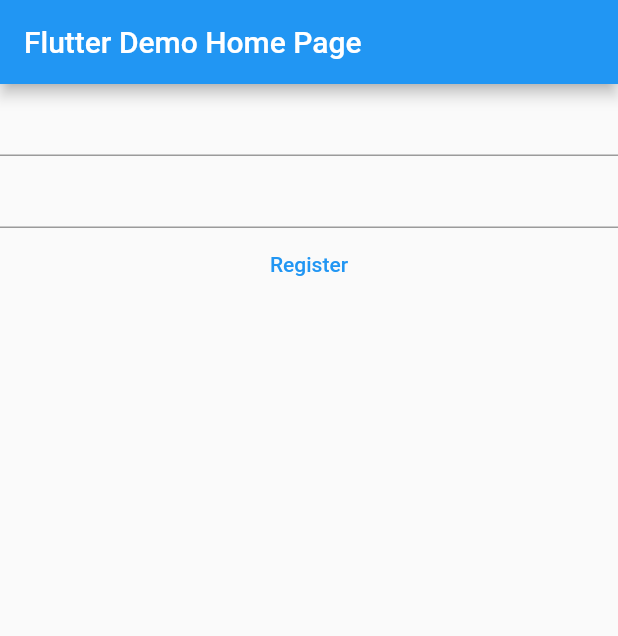
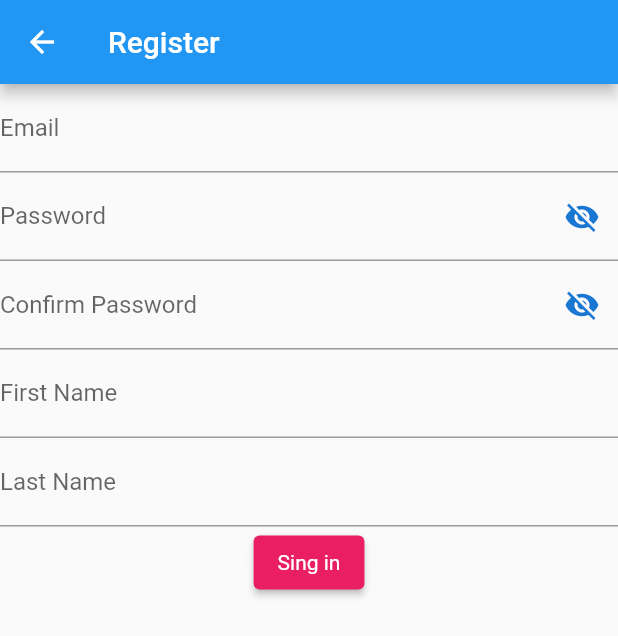
Before and after one commit to Victoriurki/PostPlusApp, a Flutter app: the screen it shows after launch, after a tap on "Register", on a phone screen of 412 x 824 dp. Shown: the top 636 px of the screen. Run offline on Flutter 3.47's test engine with Material 2 defaults, Android fonts, the phone set to English and light mode, and no system bars; our stand-ins replace cloud_firestore, dio, email_validator, firebase_auth, firebase_core; accounts and stored records are empty.

Commit message:
API register completed, sign in page, log in page completed

```diff
--- a/postplus_app/lib/my_home_page/my_home_page.dart
+++ b/postplus_app/lib/my_home_page/my_home_page.dart
@@ -1,4 +1,6 @@
 import 'package:flutter/material.dart';
+import 'package:postplus_app/my_register_page/my_register_page.dart';
+import 'package:postplus_app/my_widgets/my_elevated_button_widget.dart';
 import 'package:postplus_app/my_widgets/my_text_button_widget.dart';
 import 'package:postplus_app/my_widgets/my_textfield_widget.dart';
 
@@ -12,9 +14,10 @@ class MyHomePage extends StatefulWidget {
 }
 
 class _MyHomePageState extends State<MyHomePage> {
+  String email = '';
+  String password = '';
+
   @override
-
-
   Widget build(BuildContext context) {
     return Scaffold(
       appBar: AppBar(
@@ -23,11 +26,37 @@ class _MyHomePageState extends State<MyHomePage> {
       body: Center(
         child: Column(
           children: [
-            MyTextFieldWidget(),
             MyTextFieldWidget(
+              hint: 'Please type your email',
+              label: 'Email',
+              onChanged: (text) {
+                email = text;
+              },
+              obscureText: false,
+            ),
+            MyTextFieldWidget(
+              hint: 'Please type your password',
+              label: 'Password',
               obscureText: true,
+              onChanged: (text) {
+                password = text;
+              },
             ),
-            MyTextButtonWidget(action: () {}, title: "Register")
+            MyTextButtonWidget(
+                action: () {
+                  Navigator.push(
+                    context,
+                    MaterialPageRoute(
+                      builder: (_) => const MyRegisterPage(title: "Register"),
+                    ),
+                  );
+                },
+                title: "Register"),
+            MyElevatedButtonWidget(
+                action: () {
+                  print('$email $password');
+                },
+                title: 'Sing in'),
           ],
         ),
       ),
--- /dev/null
+++ b/postplus_app/lib/my_register_page/my_register_page.dart
@@ -0,0 +1,171 @@
+import 'package:flutter/material.dart';
+import 'package:email_validator/email_validator.dart';
+import 'package:postplus_app/post_my_register/post_my_register.dart';
+import 'package:postplus_app/user_model/user_model.dart';
+import '../my_widgets/my_elevated_button_widget.dart';
+import '../my_widgets/my_textfield_widget.dart';
+import 'package:firebase_auth/firebase_auth.dart';
+import 'package:cloud_firestore/cloud_firestore.dart';
+
+class MyRegisterPage extends StatefulWidget {
+  const MyRegisterPage({Key? key, required this.title}) : super(key: key);
+
+  final String title;
+
+  @override
+  State<MyRegisterPage> createState() => _MyRegisterPageState();
+}
+
+class _MyRegisterPageState extends State<MyRegisterPage> {
+  bool _emailValidator(String email) {
+    return EmailValidator.validate(email);
+  }
+
+  bool emailError = false;
+  bool passError = false;
+  bool confirmPasswordError = false;
+  bool firstNameError = false;
+  bool lastNameError = false;
+  String passErrorText = "Senha Incorreta!";
+  String emailErrorText = "";
+  String confirmPasswordErrorText = "Senhas não conferem!";
+  String firstNameErrorText = "Campo obrigatório!";
+  String lastNameErrorText = "Campo obrigatório!";
+  String email = '';
+  String password = '';
+  String confirmPassword = '';
+  String firstName = '';
+  String lastName = '';
+
+  @override
+  Widget build(BuildContext context) {
+    return Scaffold(
+      appBar: AppBar(
+        title: Text(widget.title),
+      ),
+      body: SingleChildScrollView(
+        child: Center(
+          child: Column(
+            children: [
+              MyTextFieldWidget(
+                hint: 'Please type your email',
+                label: 'Email',
+                onChanged: (text) {
+                  email = text;
+                },
+                errorText: emailErrorText,
+                showErrorText: emailError,
+                obscureText: false,
+              ),
+              MyTextFieldWidget(
+                hint: 'Please type your password',
+                label: 'Password',
+                obscureText: true,
+                onChanged: (text) {
+                  password = text;
+                },
+                errorText: passErrorText,
+                showErrorText: passError,
+              ),
+              MyTextFieldWidget(
+                hint: 'Please confirmn your password',
+                label: 'Confirm Password',
+                obscureText: true,
+                onChanged: (text) {
+                  confirmPassword = text;
+                },
+                errorText: confirmPasswordErrorText,
+                showErrorText: confirmPasswordError,
+              ),
+              MyTextFieldWidget(
+                hint: 'Please type your first name',
+                label: 'First Name',
+                obscureText: false,
+                onChanged: (text) {
+                  firstName = text;
+                },
+                errorText: firstNameErrorText,
+                showErrorText: firstNameError,
+              ),
+              MyTextFieldWidget(
+                hint: 'Please type your last name',
+                label: 'Last Name',
+                obscureText: false,
+                onChanged: (text) {
+                  lastName = text;
+                },
+                errorText: lastNameErrorText,
+                showErrorText: lastNameError,
+              ),
+              MyElevatedButtonWidget(
+                title: 'Sing in',
+                action: () async {
+                  bool isValid = _emailValidator(email);
+                  if (email.isEmpty || email == "") {
+                    emailError = true;
+                    emailErrorText = "Campo obrigatório!";
+                    setState(() {});
+                  } else if (isValid == false) {
+                    emailError = true;
+                    emailErrorText = "Digite um email válido!";
+                    setState(() {});
+                  }
+                  if (password.isEmpty || password == "") {
+                    passError = true;
+                    setState(() {});
+                  }
+                  if (confirmPassword.isEmpty || confirmPassword == "") {
+                    confirmPasswordError = true;
+                    setState(() {});
+                  }
+                  if (firstName.isEmpty || firstName == "") {
+                    firstNameError = true;
+                    setState(() {});
+                  }
+                  if (lastName.isEmpty || lastName == "") {
+                    lastNameError = true;
+                    setState(() {});
+                  }
+                  if (password == confirmPassword) {
+                    if (isValid == true &&
+                        emailError == false &&
+                        passError == false &&
+                        confirmPasswordError == false &&
+                        firstNameError == false &&
+                        lastNameError == false) {
+                      try {
+                        postMyRegister(
+                          UserModel(
+                            firstName: firstName,
+                            lastName: lastName,
+                            email: email,
+                            password: password,
+                          ),
+                        );
+                        print(
+                            '$firstName $lastName $email $password $confirmPassword');
+                      } on FirebaseAuthException catch (e) {
+                        if (e.code == 'weak-password') {
+                          passError = true;
+                          passErrorText = "Senha fraca!";
+                          setState(() {});
+                        } else if (e.code == 'email-already-in-use') {
+                          emailError = true;
+                          emailErrorText = "Email já está em uso!";
+                          setState(() {});
+                        }
+                      }
+                    }
+                  } else {
+                    confirmPasswordError = true;
+                    setState(() {});
+                  }
+                },
+              ),
+            ],
+          ),
+        ),
+      ),
+    );
+  }
+}
--- /dev/null
+++ b/postplus_app/lib/my_widgets/my_elevated_button_widget.dart
@@ -0,0 +1,22 @@
+import 'package:flutter/material.dart';
+
+class MyElevatedButtonWidget extends StatelessWidget {
+  const MyElevatedButtonWidget(
+      {Key? key, required this.action, required this.title})
+      : super(key: key);
+  final Function() action;
+  final String title;
+
+  @override
+  Widget build(BuildContext context) {
+    return ElevatedButton(
+      onPressed: action,
+      child: Text(title),
+      style: ElevatedButton.styleFrom(
+          primary: Colors.pink,
+          textStyle: const TextStyle(
+            color: Colors.white,
+          )),
+    );
+  }
+}
--- a/postplus_app/lib/my_widgets/my_textfield_widget.dart
+++ b/postplus_app/lib/my_widgets/my_textfield_widget.dart
@@ -1,21 +1,61 @@
 import 'package:flutter/material.dart';
 
 class MyTextFieldWidget extends StatefulWidget {
-  const MyTextFieldWidget({Key? key, this.obscureText = false})
+  const MyTextFieldWidget(
+      {Key? key,
+      required this.obscureText,
+      required this.label,
+      required this.hint,
+      required this.onChanged,
+      this.errorText = "",
+      this.showErrorText = false})
       : super(key: key);
 
+  final String label;
+  final String hint;
+  final String errorText;
   final bool obscureText;
+  final bool showErrorText;
+  final Function(String)? onChanged;
 
   @override
   State<MyTextFieldWidget> createState() => _MyTextFieldWidgetState();
 }
 
 class _MyTextFieldWidgetState extends State<MyTextFieldWidget> {
+  bool _passwordVisible = false;
+
+  @override
+  void initState() {
+    _passwordVisible = false;
+    super.initState();
+  }
 
   @override
   Widget build(BuildContext context) {
     return TextField(
-      obscureText: widget.obscureText,
+      obscureText: widget.obscureText ? !_passwordVisible : widget.obscureText,
+      onChanged: widget.onChanged,
+      decoration: InputDecoration(
+        errorText: widget.showErrorText ? widget.errorText : null,
+        labelText: widget.label,
+        hintText: widget.hint,
+        suffixIcon: widget.obscureText
+            ? IconButton(
+                icon: Icon(
+                  _passwordVisible ? Icons.visibility : Icons.visibility_off,
+                  color: Theme.of(context).primaryColorDark,
+                ),
+                onPressed: () {
+                  setState(
+                    () {
+                      _passwordVisible = !_passwordVisible;
+                    },
+                  );
+                },
+              )
+            : null,
+      ),
     );
   }
 }
--- /dev/null
+++ b/postplus_app/lib/user_model/user_model.dart
@@ -0,0 +1,38 @@
+// ignore_for_file: unnecessary_this, prefer_collection_literals
+
+class UserModel {
+  String? firstName;
+  String? lastName;
+  String? email;
+  String? password;
+  String? sId;
+  String? token;
+
+  UserModel(
+      {this.firstName,
+      this.lastName,
+      this.email,
+      this.password,
+      this.sId,
+      this.token});
+
+  UserModel.fromJson(Map<String, dynamic> json) {
+    firstName = json['first_name'];
+    lastName = json['last_name'];
+    email = json['email'];
+    password = json['password'];
+    sId = json['_id'];
+    token = json['token'];
+  }
+
+  Map<String, dynamic> toJson() {
+    final Map<String, dynamic> data = Map<String, dynamic>();
+    data['first_name'] = this.firstName;
+    data['last_name'] = this.lastName;
+    data['email'] = this.email;
+    data['password'] = this.password;
+    data['_id'] = this.sId;
+    data['token'] = this.token;
+    return data;
+  }
+}
--- a/postplus_app/pubspec.yaml
+++ b/postplus_app/pubspec.yaml
@@ -35,6 +35,10 @@ dependencies:
   # Use with the CupertinoIcons class for iOS style icons.
   cupertino_icons: ^1.0.2
   firebase_core: ^1.16.0
+  email_validator: ^2.0.1
+  firebase_auth: ^3.3.17
+  cloud_firestore: ^3.1.14
+  dio: ^4.0.6
 
 dev_dependencies:
   flutter_test:
```
Also changed, not shown: postplus_app/lib/post_my_register/post_my_register.dart (added, +17 -0 lines), postplus_app/pubspec.lock.
